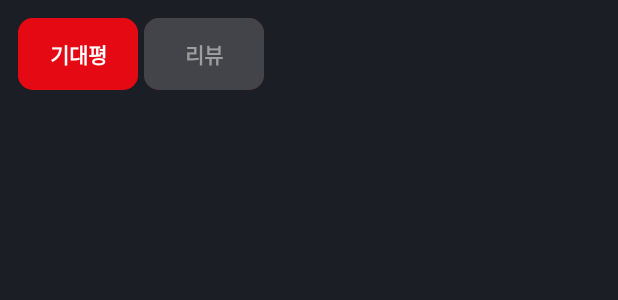
After one commit to nbcFinal-Five/CurtainCall, an Android app: the layout fragment_e_r.xml on its own in the app's theme, with its tools: preview values and no code run, on a phone screen of 412 x 824 dp. The commit adds this screen. Shown: the top 300 px of the screen. Run offline under Robolectric (Android 15) with nearby library versions, the phone set to English and light mode, and no system bars.

Commit message:
[fix] er분리

```diff
--- a/app/src/main/java/com/nbc/shownect/ui/detail_activity/adapter/DetailPagerAdapter.kt
+++ b/app/src/main/java/com/nbc/shownect/ui/detail_activity/adapter/DetailPagerAdapter.kt
@@ -2,21 +2,21 @@ package com.nbc.shownect.ui.detail_activity.adapter
 
 import androidx.fragment.app.Fragment
 import androidx.viewpager2.adapter.FragmentStateAdapter
+import com.nbc.shownect.ui.detail_activity.er.ERFragment
 import com.nbc.shownect.ui.detail_activity.DetailActivity
 import com.nbc.shownect.ui.detail_activity.LocationFragment
-import com.nbc.shownect.ui.detail_activity.expectation.ExpectationFragment
 import com.nbc.shownect.ui.detail_activity.image.IntroImageFragment
 import com.nbc.shownect.ui.detail_activity.info.DetailInfoFragment
 
 class DetailPagerAdapter(private val activity: DetailActivity) : FragmentStateAdapter(activity) {
-    override fun getItemCount(): Int = 3
+	override fun getItemCount(): Int = 4
 
 	override fun createFragment(position: Int): Fragment {
 		return when (position) {
 			0 -> DetailInfoFragment()
 			1 -> IntroImageFragment()
 			2 -> LocationFragment()
-            3 -> ExpectationFragment("a", "b") {}
+			3 -> ERFragment()
 			else -> throw IndexOutOfBoundsException()
 		}
 	}
--- a/app/src/main/java/com/nbc/shownect/ui/detail_activity/expectation/ExpectationListAdapter.kt
+++ b/app/src/main/java/com/nbc/shownect/ui/detail_activity/er/expectation/ExpectationListAdapter.kt
@@ -1,4 +1,4 @@
-package com.nbc.shownect.ui.detail_activity.expectation
+package com.nbc.shownect.ui.detail_activity.er.expectation
 
 import android.util.Log
 import android.view.LayoutInflater
--- a/app/src/main/java/com/nbc/shownect/ui/detail_activity/expectation/ExpectationViewModel.kt
+++ b/app/src/main/java/com/nbc/shownect/ui/detail_activity/er/expectation/ExpectationViewModel.kt
@@ -1,4 +1,4 @@
-package com.nbc.shownect.ui.detail_activity.expectation
+package com.nbc.shownect.ui.detail_activity.er.expectation
 
 import android.content.Context
 import android.util.Log
@@ -61,7 +61,7 @@ class ExpectationViewModel : ViewModel() {
 		_comment.value = inputComment
 	}
 
-	fun createExpectation(model: PostExpectationModel, context: Context, errorMessage: String, onSuccess: () -> Unit) {
+	fun createExpectation(model: PostExpectationModel, context: Context, errorMessage: String) {
 		_isCreateExpectationLoading.value = true
 
 		CoroutineScope(Dispatchers.IO).launch {
@@ -75,7 +75,6 @@ class ExpectationViewModel : ViewModel() {
 					setCount(model.mt20id)
 					setList(model.mt20id)
 				}
-				onSuccess()
 			} catch (e: RestException) {
 				Log.d("create expectation", e.error)
 
--- a/app/src/main/java/com/nbc/shownect/ui/detail_activity/review/ReviewFragment.kt
+++ b/app/src/main/java/com/nbc/shownect/ui/detail_activity/er/review/ReviewFragment.kt
@@ -1,4 +1,4 @@
-package com.nbc.shownect.ui.detail_activity.review
+package com.nbc.shownect.ui.detail_activity.er.review
 
 import android.content.Intent
 import android.os.Bundle
--- a/app/src/main/java/com/nbc/shownect/ui/detail_activity/review/ReviewListAdapter.kt
+++ b/app/src/main/java/com/nbc/shownect/ui/detail_activity/er/review/ReviewListAdapter.kt
@@ -1,4 +1,4 @@
-package com.nbc.shownect.ui.detail_activity.review
+package com.nbc.shownect.ui.detail_activity.er.review
 
 import android.util.Log
 import android.view.LayoutInflater
--- a/app/src/main/java/com/nbc/shownect/ui/detail_activity/review/ReviewViewModel.kt
+++ b/app/src/main/java/com/nbc/shownect/ui/detail_activity/er/review/ReviewViewModel.kt
@@ -1,4 +1,4 @@
-package com.nbc.shownect.ui.detail_activity.review
+package com.nbc.shownect.ui.detail_activity.er.review
 
 import android.content.Context
 import android.util.Log
--- a/app/src/main/java/com/nbc/shownect/ui/detail_activity/image/IntroImageFragment.kt
+++ b/app/src/main/java/com/nbc/shownect/ui/detail_activity/image/IntroImageFragment.kt
@@ -25,7 +25,7 @@ class IntroImageFragment : Fragment() {
 	): View {
 		_binding = FramgentDetailIntroImageBinding.inflate(inflater, container, false)
 		viewModel.detailInfoList.observe(viewLifecycleOwner) {
-            val firstShowDetail = it.first()
+			val firstShowDetail = it!!.first()
 			binding.ivDetailIntroPoster.load(firstShowDetail.styurls?.styurlList?.get(0)) {
 				size(resolver = SizeResolver(Size.ORIGINAL))
 			}
--- a/app/src/main/java/com/nbc/shownect/ui/detail_activity/info/DetailInfoFragment.kt
+++ b/app/src/main/java/com/nbc/shownect/ui/detail_activity/info/DetailInfoFragment.kt
@@ -32,7 +32,7 @@ class DetailInfoFragment : Fragment() {
 
 	private fun setUpObserve() {
 		viewModel.detailInfoList.observe(viewLifecycleOwner) {
-            val firstShowDetail = it.first()
+			val firstShowDetail = it!!.first()
 			with(binding) {
 				ivDetailPoster.load(firstShowDetail.poster)
 				tvDetailShowNameSub.text = firstShowDetail.prfnm
--- /dev/null
+++ b/app/src/main/res/layout/fragment_e_r.xml
@@ -0,0 +1,76 @@
+<?xml version="1.0" encoding="utf-8"?>
+<FrameLayout xmlns:android="http://schemas.android.com/apk/res/android"
+             xmlns:tools="http://schemas.android.com/tools"
+             xmlns:app="http://schemas.android.com/apk/res-auto"
+             android:layout_width="match_parent"
+             android:layout_height="match_parent"
+             tools:context=".ui.detail_activity.er.ERFragment"
+             android:background="@color/background_color"
+             android:padding="12dp"
+>
+  <ScrollView
+          android:layout_width="match_parent"
+          android:layout_height="match_parent"
+  >
+    >
+    <androidx.constraintlayout.widget.ConstraintLayout
+            android:layout_width="match_parent"
+            android:layout_height="wrap_content"
+    >
+      <LinearLayout
+              android:id="@+id/ll_comment_buttons"
+              android:layout_width="wrap_content"
+              android:layout_height="wrap_content"
+              app:layout_constraintTop_toTopOf="parent"
+              app:layout_constraintStart_toStartOf="parent"
+              android:orientation="horizontal"
+      >
+        <androidx.cardview.widget.CardView
+                android:layout_width="match_parent"
+                android:layout_height="wrap_content"
+                app:cardCornerRadius="10dp"
+                android:layout_marginEnd="4dp"
+                app:cardElevation="0dp"
+                android:layout_weight="1"
+                app:cardBackgroundColor="@color/primary_color"
+        >
+          <androidx.appcompat.widget.AppCompatButton
+                  android:id="@+id/btn_expectations"
+                  android:layout_width="80dp"
+                  android:layout_height="wrap_content"
+                  android:text="@string/expectations"
+                  android:background="@color/primary_color"
+                  android:textColor="@color/white"
+                  android:textStyle="bold"
+          />
+        </androidx.cardview.widget.CardView>
+        <androidx.cardview.widget.CardView
+                android:layout_width="match_parent"
+                android:layout_height="wrap_content"
+                app:cardCornerRadius="10dp"
+                android:layout_marginEnd="2dp"
+                app:cardElevation="0dp"
+                android:layout_weight="1"
+                app:cardBackgroundColor="@color/primary_color">
+          <androidx.appcompat.widget.AppCompatButton
+                  android:id="@+id/btn_reviews"
+                  android:layout_width="80dp"
+                  android:layout_height="wrap_content"
+                  android:text="@string/reviews"
+                  android:background="@color/component_background_color"
+                  android:textColor="@color/component_color"
+                  android:textStyle="bold"
+          />
+        </androidx.cardview.widget.CardView>
+      </LinearLayout>
+
+      <FrameLayout
+              android:id="@+id/fl_comment"
+              android:layout_width="match_parent"
+              android:layout_height="wrap_content"
+              app:layout_constraintTop_toBottomOf="@id/ll_comment_buttons"
+              android:layout_marginTop="24dp"
+      />
+    </androidx.constraintlayout.widget.ConstraintLayout>
+  </ScrollView>
+</FrameLayout>
--- a/app/src/main/res/layout/fragment_expectation.xml
+++ b/app/src/main/res/layout/fragment_expectation.xml
@@ -3,7 +3,7 @@
             xmlns:tools="http://schemas.android.com/tools"
             android:layout_width="match_parent"
             android:layout_height="wrap_content" xmlns:app="http://schemas.android.com/apk/res-auto"
-            tools:context=".ui.detail_activity.expectation.ExpectationFragment"
+            tools:context=".ui.detail_activity.er.expectation.ExpectationFragment"
             android:background="@color/background_color"
 >
   <androidx.constraintlayout.widget.ConstraintLayout
```
Also changed, not shown: app/src/main/java/com/nbc/shownect/ui/detail_activity/DetailActivity.kt (+0 -121 lines), app/src/main/java/com/nbc/shownect/ui/detail_activity/DetailViewModel.kt (+2 -15 lines), app/src/main/java/com/nbc/shownect/ui/detail_activity/er/ERFragment.kt (added, +115 -0 lines), app/src/main/java/com/nbc/shownect/ui/detail_activity/er/ERViewModel.kt (added, +21 -0 lines), app/src/main/java/com/nbc/shownect/ui/detail_activity/er/expectation/ExpectationFragment.kt (renamed from app/src/main/java/com/nbc/shownect/ui/detail_activity/expectation/ExpectationFragment.kt, +2 -5 lines). Lines whose indentation alone changed are shown as unchanged.
